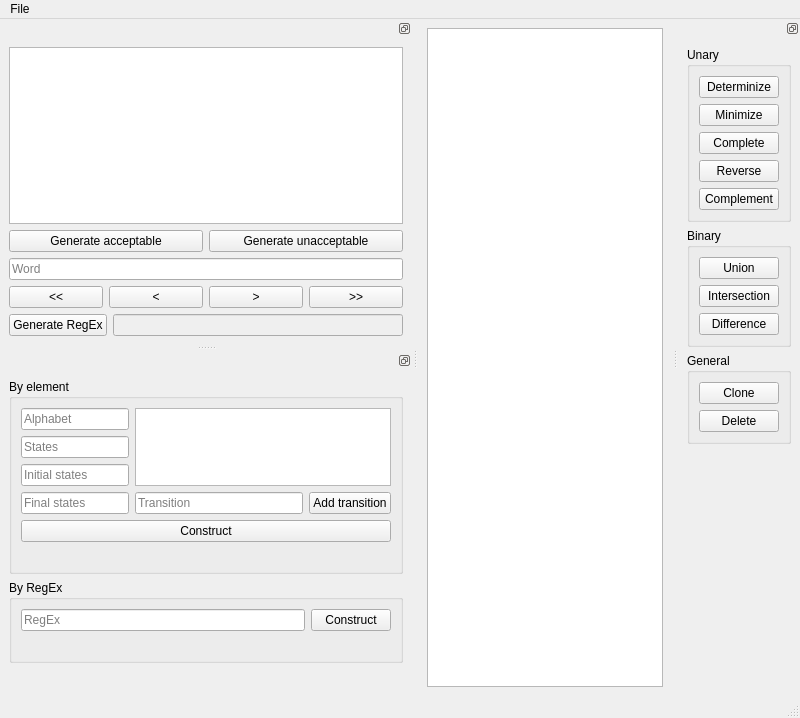
Before: the Qt Designer form main_window.ui in Aca-S/finite-automata-toolbox, drawn with Qt 5.
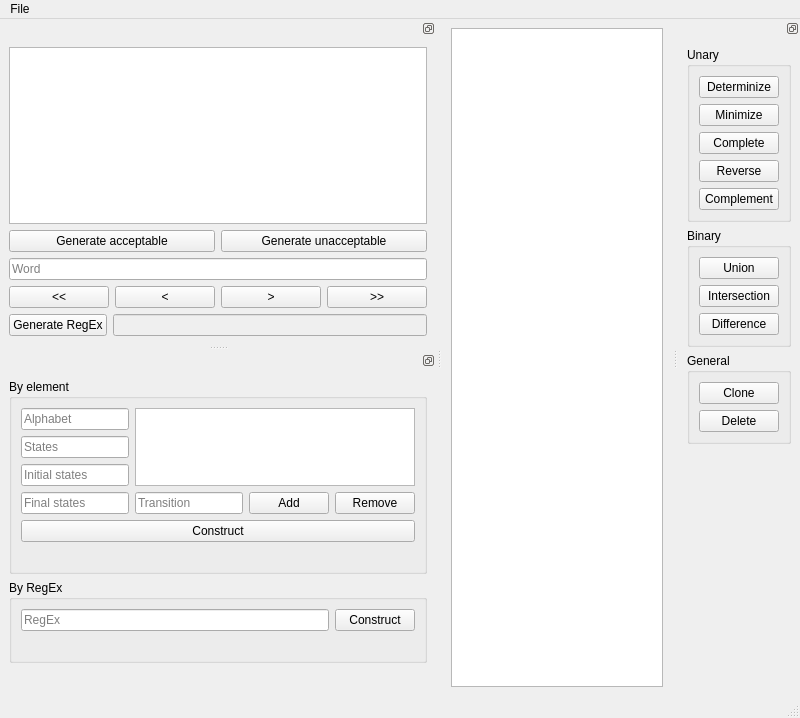
After: the same form once the commit is applied. Custom widgets are drawn as their Qt base class.

Commit message: Allowed removal of transitions from the transitions list during by-element construction

```diff
--- a/main_window.ui
+++ b/main_window.ui
@@ -210,7 +210,14 @@
               <item>
                <widget class="QPushButton" name="transition_btn">
                 <property name="text">
-                 <string>Add transition</string>
+                 <string>Add</string>
+                </property>
+               </widget>
+              </item>
+              <item>
+               <widget class="QPushButton" name="remove_transition_btn">
+                <property name="text">
+                 <string>Remove</string>
                 </property>
                </widget>
               </item>
```
Left out of the diff: 8 changed lines with no effect on the pictures. The commit also changes 1 other file.
